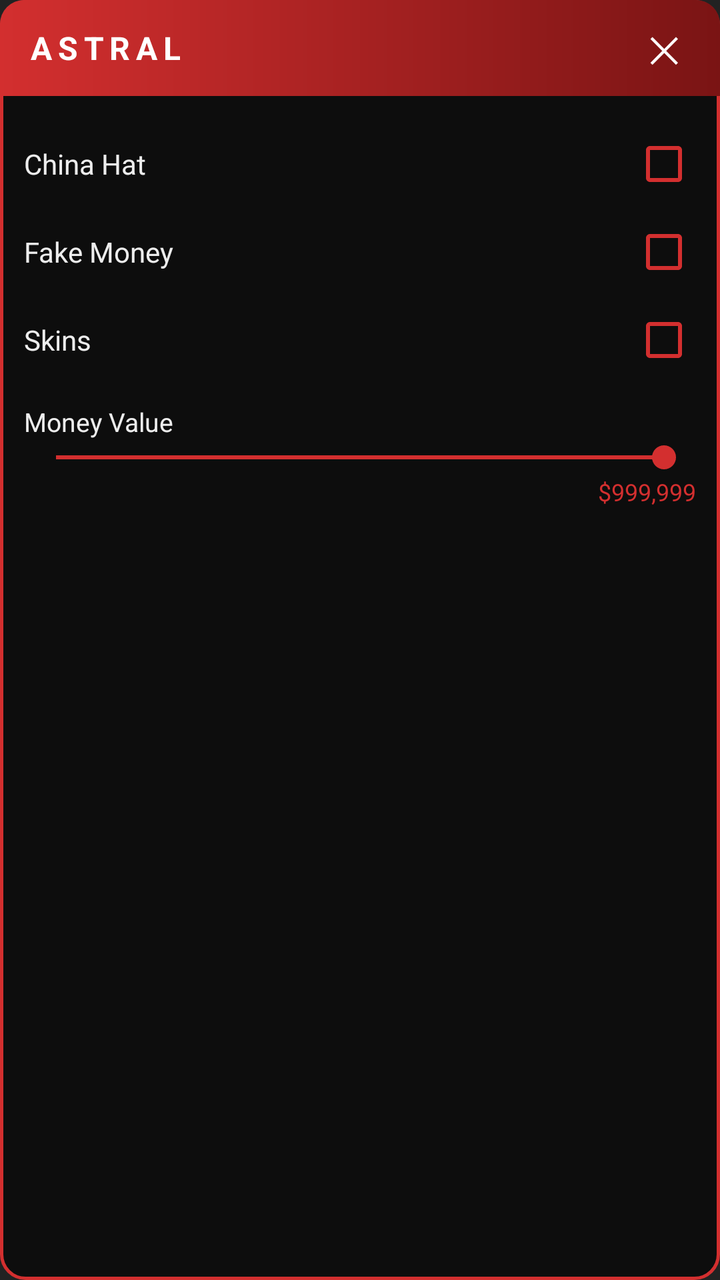
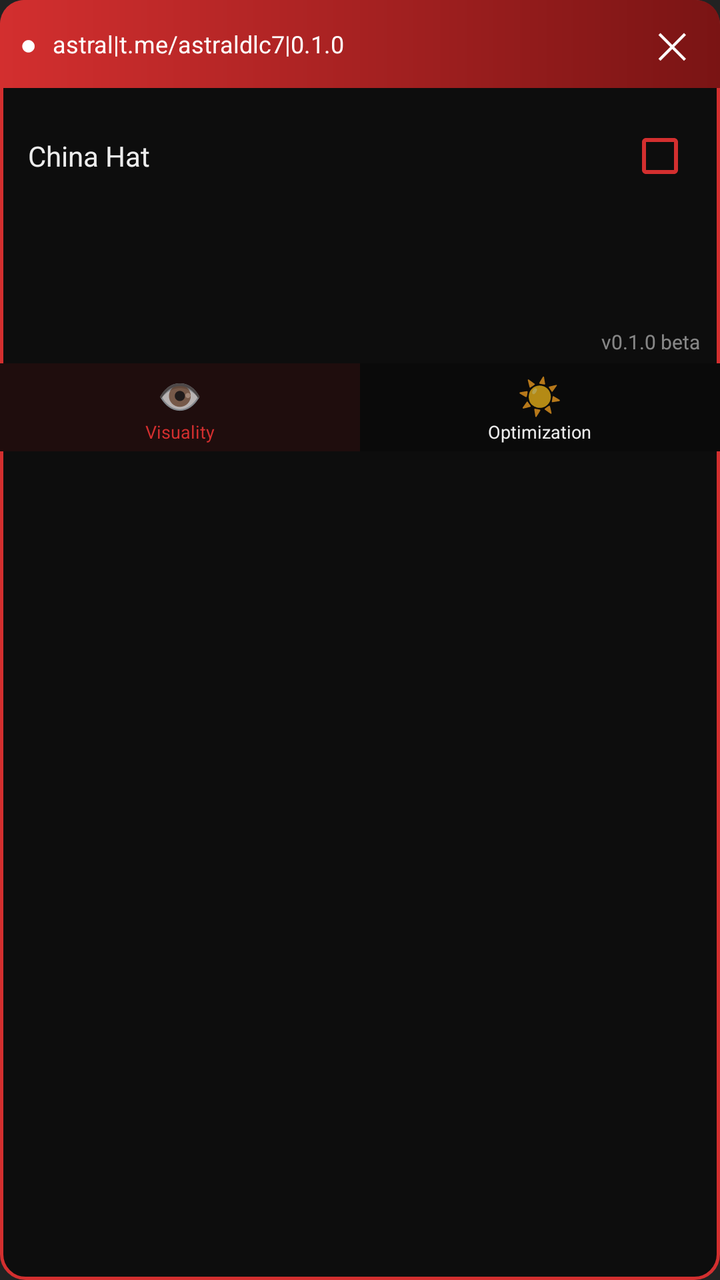

Before-and-after screenshots of an Android layout around one commit, followed by the original layout XML and the change that was made.
<!-- AndroidManifest.xml: application theme Theme.Astral -->
<!-- res/layout/astral_menu.xml -->
<?xml version="1.0" encoding="utf-8"?>
<LinearLayout xmlns:android="http://schemas.android.com/apk/res/android"
    android:id="@+id/root" android:layout_width="300dp"
    android:layout_height="wrap_content" android:orientation="vertical"
    android:background="@drawable/astral_panel_bg">
    <LinearLayout android:id="@+id/header"
        android:layout_width="match_parent" android:layout_height="48dp"
        android:orientation="horizontal" android:gravity="center_vertical"
        android:background="@drawable/astral_header_bg" android:paddingHorizontal="14dp">
        <TextView android:layout_width="0dp" android:layout_height="wrap_content"
            android:layout_weight="1" android:text="ASTRAL" android:textColor="#FFFFFFFF"
            android:textStyle="bold" android:textSize="16sp" android:letterSpacing="0.18"/>
        <TextView android:id="@+id/btnClose" android:layout_width="wrap_content"
            android:layout_height="wrap_content" android:text="✕"
            android:textColor="#FFFFFFFF" android:textSize="18sp" android:padding="6dp"/>
    </LinearLayout>
    <LinearLayout android:layout_width="match_parent" android:layout_height="wrap_content"
        android:orientation="vertical" android:padding="12dp">
        <LinearLayout android:layout_width="match_parent" android:layout_height="44dp"
            android:orientation="horizontal" android:gravity="center_vertical">
            <TextView android:layout_width="0dp" android:layout_height="wrap_content"
                android:layout_weight="1" android:text="China Hat"
                android:textColor="@color/astral_text" android:textSize="14sp"/>
            <CheckBox android:id="@+id/cbChinaHat" android:layout_width="wrap_content"
                android:layout_height="wrap_content" android:buttonTint="@color/astral_red"/>
        </LinearLayout>
        <LinearLayout android:layout_width="match_parent" android:layout_height="44dp"
            android:orientation="horizontal" android:gravity="center_vertical">
            <TextView android:layout_width="0dp" android:layout_height="wrap_content"
                android:layout_weight="1" android:text="Fake Money"
                android:textColor="@color/astral_text" android:textSize="14sp"/>
            <CheckBox android:id="@+id/cbFakeMoney" android:layout_width="wrap_content"
                android:layout_height="wrap_content" android:buttonTint="@color/astral_red"/>
        </LinearLayout>
        <LinearLayout android:layout_width="match_parent" android:layout_height="44dp"
            android:orientation="horizontal" android:gravity="center_vertical">
            <TextView android:layout_width="0dp" android:layout_height="wrap_content"
                android:layout_weight="1" android:text="Skins"
                android:textColor="@color/astral_text" android:textSize="14sp"/>
            <CheckBox android:id="@+id/cbSkins" android:layout_width="wrap_content"
                android:layout_height="wrap_content" android:buttonTint="@color/astral_red"/>
        </LinearLayout>
        <TextView android:layout_width="match_parent" android:layout_height="wrap_content"
            android:layout_marginTop="10dp" android:text="Money Value"
            android:textColor="@color/astral_text" android:textSize="13sp"/>
        <SeekBar android:id="@+id/sbMoney" android:layout_width="match_parent"
            android:layout_height="wrap_content" android:max="1000000"
            android:progress="999999" android:progressTint="@color/astral_red"
            android:thumbTint="@color/astral_red"/>
        <TextView android:id="@+id/tvMoneyVal" android:layout_width="match_parent"
            android:layout_height="wrap_content" android:text="$999,999"
            android:textColor="@color/astral_red" android:textSize="12sp" android:gravity="end"/>
    </LinearLayout>
</LinearLayout>
<!-- resources referenced by this layout -->
<resources>
  <color name="astral_red">#FFD32F2F</color>
  <color name="astral_text">#FFEDEDED</color>
  <!-- drawable astral_header_bg (drawable) -->
  <?xml version="1.0" encoding="utf-8"?>
  <shape xmlns:android="http://schemas.android.com/apk/res/android">
      <gradient android:startColor="#FFD32F2F" android:endColor="#FF7A1414" android:angle="0"/>
      <corners android:topLeftRadius="12dp" android:topRightRadius="12dp"/>
  </shape>
  <!-- drawable astral_panel_bg (drawable) -->
  <?xml version="1.0" encoding="utf-8"?>
  <shape xmlns:android="http://schemas.android.com/apk/res/android">
      <solid android:color="@color/astral_bg"/>
      <stroke android:width="1.5dp" android:color="@color/astral_red"/>
      <corners android:radius="12dp"/>
  </shape>
  <style name="Theme.Astral" parent="Theme.AppCompat.NoActionBar">
          <item name="android:windowBackground">@color/astral_bg</item>
          <item name="android:statusBarColor">@color/astral_bg</item>
      </style>
  <color name="astral_bg">#E60A0A0A</color>
</resources>

<!-- the commit's change to res/layout/astral_menu.xml (unified diff, before → after) -->
@@ -1,54 +1,107 @@
 <?xml version="1.0" encoding="utf-8"?>
 <LinearLayout xmlns:android="http://schemas.android.com/apk/res/android"
-    android:id="@+id/root" android:layout_width="300dp"
+    android:id="@+id/root" android:layout_width="340dp"
     android:layout_height="wrap_content" android:orientation="vertical"
     android:background="@drawable/astral_panel_bg">
     <LinearLayout android:id="@+id/header"
-        android:layout_width="match_parent" android:layout_height="48dp"
+        android:layout_width="match_parent" android:layout_height="44dp"
         android:orientation="horizontal" android:gravity="center_vertical"
-        android:background="@drawable/astral_header_bg" android:paddingHorizontal="14dp">
+        android:background="@drawable/astral_header_bg"
+        android:paddingStart="10dp" android:paddingEnd="10dp">
+        <TextView android:layout_width="wrap_content"
+            android:layout_height="wrap_content"
+            android:text="●" android:textColor="#FFFFFFFF"
+            android:textSize="14sp" android:layout_marginEnd="8dp"/>
         <TextView android:layout_width="0dp" android:layout_height="wrap_content"
-            android:layout_weight="1" android:text="ASTRAL" android:textColor="#FFFFFFFF"
-            android:textStyle="bold" android:textSize="16sp" android:letterSpacing="0.18"/>
-        <TextView android:id="@+id/btnClose" android:layout_width="wrap_content"
-            android:layout_height="wrap_content" android:text="✕"
-            android:textColor="#FFFFFFFF" android:textSize="18sp" android:padding="6dp"/>
+            android:layout_weight="1"
+            android:text="astral|t.me/astraldlc7|0.1.0"
+            android:textColor="#FFFFFFFF" android:textSize="12sp"/>
+        <TextView android:id="@+id/btnClose"
+            android:layout_width="wrap_content" android:layout_height="wrap_content"
+            android:text="✕" android:textColor="#FFFFFFFF"
+            android:textSize="18sp" android:padding="6dp"/>
     </LinearLayout>
-    <LinearLayout android:layout_width="match_parent" android:layout_height="wrap_content"
-        android:orientation="vertical" android:padding="12dp">
-        <LinearLayout android:layout_width="match_parent" android:layout_height="44dp"
-            android:orientation="horizontal" android:gravity="center_vertical">
-            <TextView android:layout_width="0dp" android:layout_height="wrap_content"
-                android:layout_weight="1" android:text="China Hat"
-                android:textColor="@color/astral_text" android:textSize="14sp"/>
-            <CheckBox android:id="@+id/cbChinaHat" android:layout_width="wrap_content"
-                android:layout_height="wrap_content" android:buttonTint="@color/astral_red"/>
+    <FrameLayout android:layout_width="match_parent"
+        android:layout_height="wrap_content" android:minHeight="120dp">
+        <LinearLayout android:id="@+id/pageVisual"
+            android:layout_width="match_parent" android:layout_height="wrap_content"
+            android:orientation="vertical" android:padding="14dp">
+            <LinearLayout android:layout_width="match_parent"
+                android:layout_height="40dp" android:orientation="horizontal"
+                android:gravity="center_vertical">
+                <TextView android:layout_width="0dp" android:layout_height="wrap_content"
+                    android:layout_weight="1" android:text="China Hat"
+                    android:textColor="#FFEDEDED" android:textSize="14sp"/>
+                <CheckBox android:id="@+id/cbChinaHat"
+                    android:layout_width="wrap_content" android:layout_height="wrap_content"
+                    android:buttonTint="#FFD32F2F"/>
+            </LinearLayout>
         </LinearLayout>
-        <LinearLayout android:layout_width="match_parent" android:layout_height="44dp"
-            android:orientation="horizontal" android:gravity="center_vertical">
-            <TextView android:layout_width="0dp" android:layout_height="wrap_content"
-                android:layout_weight="1" android:text="Fake Money"
-                android:textColor="@color/astral_text" android:textSize="14sp"/>
-            <CheckBox android:id="@+id/cbFakeMoney" android:layout_width="wrap_content"
-                android:layout_height="wrap_content" android:buttonTint="@color/astral_red"/>
+        <LinearLayout android:id="@+id/pageOpt"
+            android:layout_width="match_parent" android:layout_height="wrap_content"
+            android:orientation="vertical" android:padding="14dp"
+            android:visibility="gone">
+            <LinearLayout android:layout_width="match_parent"
+                android:layout_height="40dp" android:orientation="horizontal"
+                android:gravity="center_vertical">
+                <TextView android:layout_width="0dp" android:layout_height="wrap_content"
+                    android:layout_weight="1" android:text="120 FPS"
+                    android:textColor="#FFEDEDED" android:textSize="14sp"/>
+                <CheckBox android:id="@+id/cbFps"
+                    android:layout_width="wrap_content" android:layout_height="wrap_content"
+                    android:buttonTint="#FFD32F2F"/>
+            </LinearLayout>
+            <LinearLayout android:layout_width="match_parent"
+                android:layout_height="40dp" android:orientation="horizontal"
+                android:gravity="center_vertical">
+                <TextView android:layout_width="0dp" android:layout_height="wrap_content"
+                    android:layout_weight="1" android:text="Сверхплавно"
+                    android:textColor="#FFEDEDED" android:textSize="14sp"/>
+                <CheckBox android:id="@+id/cbSmooth"
+                    android:layout_width="wrap_content" android:layout_height="wrap_content"
+                    android:buttonTint="#FFD32F2F"/>
+            </LinearLayout>
+            <LinearLayout android:layout_width="match_parent"
+                android:layout_height="40dp" android:orientation="horizontal"
+                android:gravity="center_vertical">
+                <TextView android:layout_width="0dp" android:layout_height="wrap_content"
+                    android:layout_weight="1" android:text="No Lag"
+                    android:textColor="#FFEDEDED" android:textSize="14sp"/>
+                <CheckBox android:id="@+id/cbNoLag"
+                    android:layout_width="wrap_content" android:layout_height="wrap_content"
+                    android:buttonTint="#FFD32F2F"/>
+            </LinearLayout>
         </LinearLayout>
-        <LinearLayout android:layout_width="match_parent" android:layout_height="44dp"
-            android:orientation="horizontal" android:gravity="center_vertical">
-            <TextView android:layout_width="0dp" android:layout_height="wrap_content"
-                android:layout_weight="1" android:text="Skins"
-                android:textColor="@color/astral_text" android:textSize="14sp"/>
-            <CheckBox android:id="@+id/cbSkins" android:layout_width="wrap_content"
-                android:layout_height="wrap_content" android:buttonTint="@color/astral_red"/>
+    </FrameLayout>
+    <TextView android:layout_width="match_parent"
+        android:layout_height="wrap_content"
+        android:text="v0.1.0 beta" android:textColor="#80FFFFFF"
+        android:textSize="10sp" android:gravity="end"
+        android:paddingEnd="10dp" android:paddingBottom="4dp"/>
+    <LinearLayout android:layout_width="match_parent"
+        android:layout_height="44dp" android:orientation="horizontal"
+        android:background="#FF0A0A0A">
+        <LinearLayout android:id="@+id/tabVisual"
+            android:layout_width="0dp" android:layout_height="match_parent"
+            android:layout_weight="1" android:orientation="vertical"
+            android:gravity="center" android:background="#1AD32F2F">
+            <TextView android:layout_width="wrap_content"
+                android:layout_height="wrap_content" android:text="👁"
+                android:textSize="18sp"/>
+            <TextView android:layout_width="wrap_content"
+                android:layout_height="wrap_content" android:text="Visuality"
+                android:textColor="#FFD32F2F" android:textSize="9sp"/>
         </LinearLayout>
-        <TextView android:layout_width="match_parent" android:layout_height="wrap_content"
-            android:layout_marginTop="10dp" android:text="Money Value"
-            android:textColor="@color/astral_text" android:textSize="13sp"/>
-        <SeekBar android:id="@+id/sbMoney" android:layout_width="match_parent"
-            android:layout_height="wrap_content" android:max="1000000"
-            android:progress="999999" android:progressTint="@color/astral_red"
-            android:thumbTint="@color/astral_red"/>
-        <TextView android:id="@+id/tvMoneyVal" android:layout_width="match_parent"
-            android:layout_height="wrap_content" android:text="$999,999"
-            android:textColor="@color/astral_red" android:textSize="12sp" android:gravity="end"/>
+        <LinearLayout android:id="@+id/tabOpt"
+            android:layout_width="0dp" android:layout_height="match_parent"
+            android:layout_weight="1" android:orientation="vertical"
+            android:gravity="center">
+            <TextView android:layout_width="wrap_content"
+                android:layout_height="wrap_content" android:text="☀"
+                android:textSize="18sp"/>
+            <TextView android:layout_width="wrap_content"
+                android:layout_height="wrap_content" android:text="Optimization"
+                android:textColor="#FFEDEDED" android:textSize="9sp"/>
+        </LinearLayout>
     </LinearLayout>
 </LinearLayout>
<!-- resource entries referenced after the edit -->
@@ -1,7 +1,5 @@
 <!-- resources referenced by this layout -->
 <resources>
-  <color name="astral_red">#FFD32F2F</color>
-  <color name="astral_text">#FFEDEDED</color>
   <!-- drawable astral_header_bg (drawable) -->
   <?xml version="1.0" encoding="utf-8"?>
   <shape xmlns:android="http://schemas.android.com/apk/res/android">
@@ -20,5 +18,6 @@
           <item name="android:statusBarColor">@color/astral_bg</item>
       </style>
   <color name="astral_bg">#E60A0A0A</color>
+  <color name="astral_red">#FFD32F2F</color>
 </resources>
 
